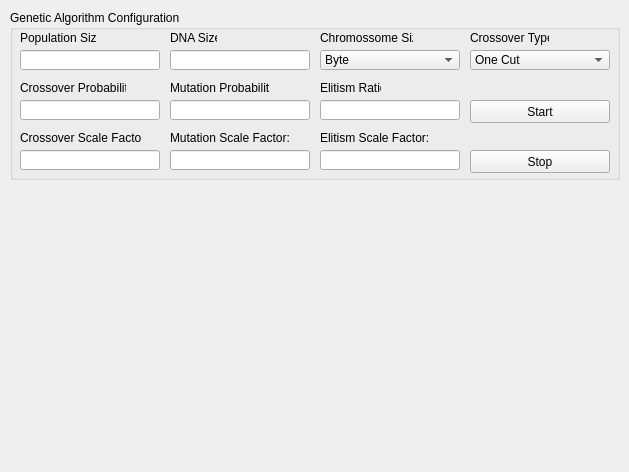
Qt form GUI/hill_climb_1d/mainwindow.ui (PintosGregorianos/openGA) before a commit.
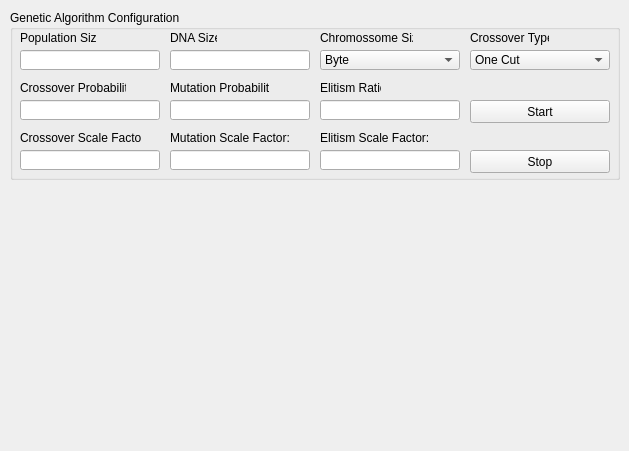
The same form after that commit. Custom widgets are drawn as their Qt base class.

```diff
--- a/GUI/hill_climb_1d/mainwindow.ui
+++ b/GUI/hill_climb_1d/mainwindow.ui
@@ -7,9 +7,15 @@
     <x>0</x>
     <y>0</y>
     <width>629</width>
-    <height>472</height>
+    <height>451</height>
    </rect>
   </property>
+  <property name="sizePolicy">
+   <sizepolicy hsizetype="Preferred" vsizetype="Preferred">
+    <horstretch>0</horstretch>
+    <verstretch>0</verstretch>
+   </sizepolicy>
+  </property>
   <property name="windowTitle">
    <string>MainWindow</string>
   </property>
```
